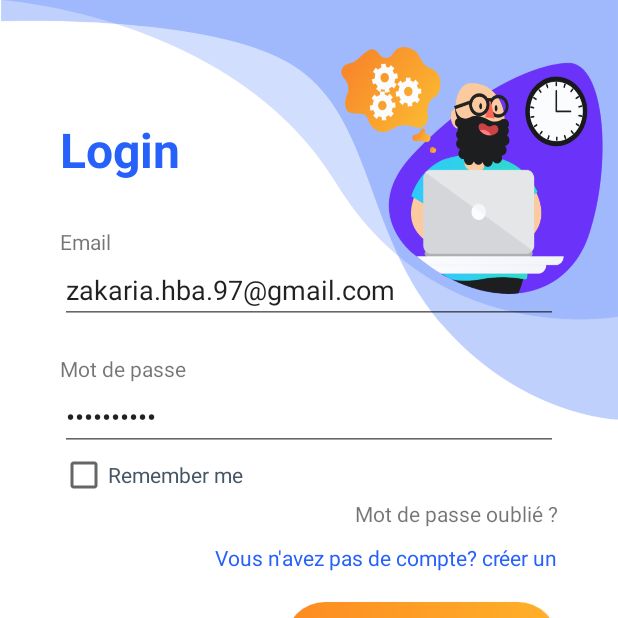
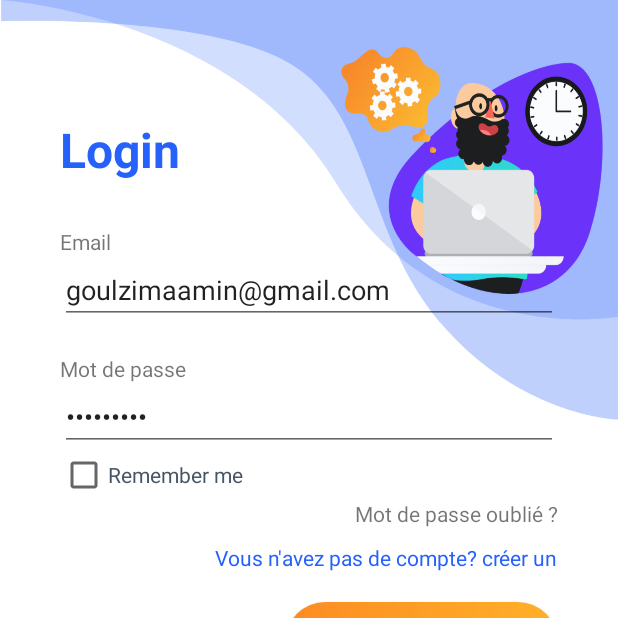
Before and after one commit to dev-hb/wesselni_mobile, an Android app: the screen it shows after launch (LoginActivity), on a phone screen of 412 x 824 dp, the top half of it. Run offline under Robolectric (Android 15) with nearby library versions, the phone set to English and light mode, and no system bars.

```diff
--- a/app/src/main/java/com/devcrawlers/wesselni/LoginActivity.java
+++ b/app/src/main/java/com/devcrawlers/wesselni/LoginActivity.java
@@ -33,8 +33,8 @@
         buttonLogin=(Button) findViewById(R.id.btnLogin);
         progressBar=(ProgressBar) findViewById(R.id.progressBar);
 
-        editTextLogin.setText("zakaria.hba.97@gmail.com");
-        editTextPassword.setText("hba7222000");
+        editTextLogin.setText("goulzimaamin@gmail.com");
+        editTextPassword.setText("azerty123");
 
 
     }
```
